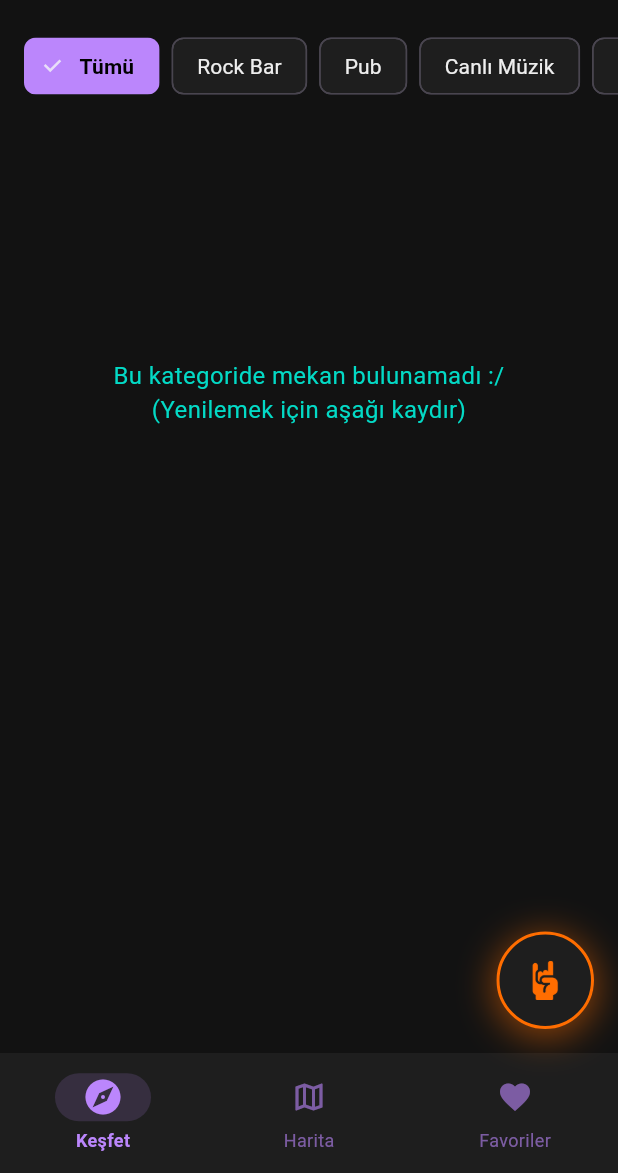
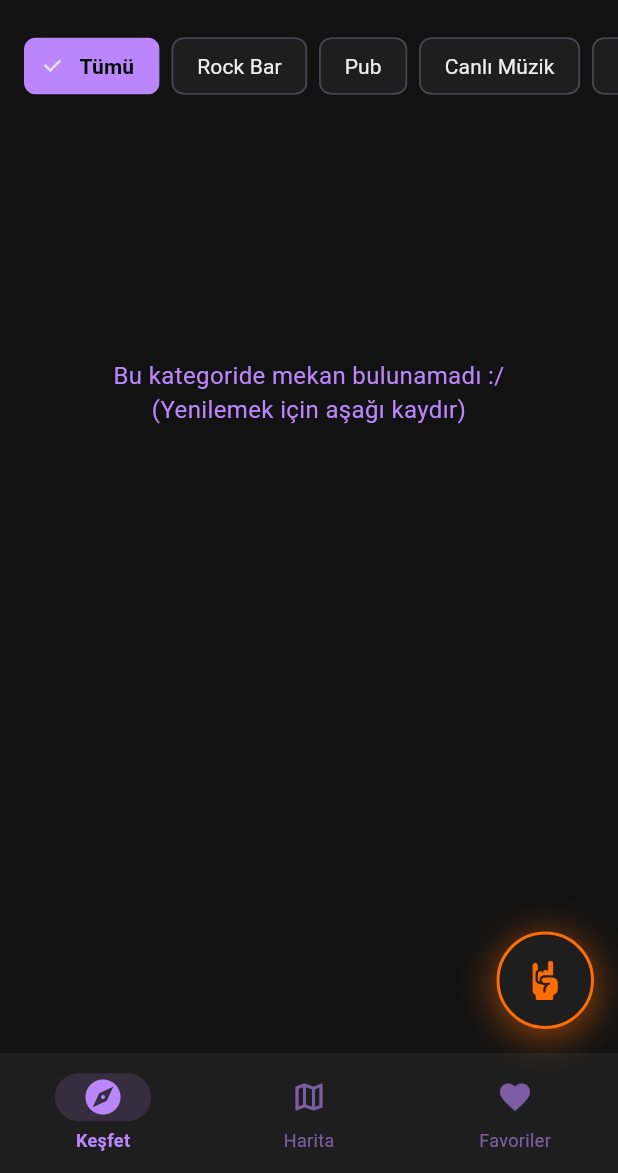
Before and after one commit to HaChaQe/rock_route_app, a Flutter app: the screen it shows after launch, on a phone screen of 412 x 824 dp, the part 63-1236 px from its top. Run offline on Flutter 3.47's test engine with Material 3 defaults, Android fonts, the phone set to English and light mode, and no system bars; our stand-ins replace dio, flutter_dotenv, flutter_riverpod, geocoding, geolocator, google_maps_flutter and 3 more.

Commit message:
feat(ui): implement dynamic theme switching and async safety

```diff
--- a/lib/features/venues/presentation/pages/home_page.dart
+++ b/lib/features/venues/presentation/pages/home_page.dart
@@ -129,31 +129,37 @@ class HomePage extends ConsumerWidget {
     final filteredState = ref.watch(filteredVenuesProvider);
     final selectedCategory = ref.watch(selectedCategoryProvider);
 
+    // 🤘 SİHİRLİ RENK DEĞİŞKENİMİZ BURADA!
+    // isEventView true (Konser) ise Yeşil (secondaryColor), false (Mekan) ise Mor (primaryColor)
+    final activeColor = isEventView ? AppConstants.secondaryColor : AppConstants.primaryColor;
+
     return Scaffold(
       backgroundColor: AppConstants.backgroundColor,
       appBar: AppBar(
         title: Text(
           isEventView ? "Yaklaşan Konserler" : AppConstants.appName,
-          style: const TextStyle(fontWeight: FontWeight.bold, color: AppConstants.primaryColor),
+          // 🤘 Başlık rengi dinamik oldu
+          style: TextStyle(fontWeight: FontWeight.bold, color: activeColor),
         ),
         backgroundColor: Colors.transparent,
         elevation: 0,
         centerTitle: false,
         actions: [
           IconButton(
-            icon: const Icon(Icons.explore, color: AppConstants.primaryColor, size: 28),
+            // 🤘 Arama ikonu rengi dinamik oldu
+            icon: Icon(Icons.explore, color: activeColor, size: 28),
             onPressed: () => _showCitySearchDialog(context, ref),
             tooltip: "Şehir Ara",
           ),
-          // 2. GİT-GEL BUTONUMUZ
+          // GİT-GEL BUTONUMUZ
           IconButton(
             icon: Icon(
               isEventView ? Icons.storefront_outlined : Icons.local_play_rounded,
-              color: AppConstants.primaryColor,
+              // 🤘 Buton ikon rengi dinamik oldu
+              color: activeColor,
               size: 28,
             ),
             onPressed: () {
-              // Butona basınca şalterin yönünü değiştiriyoruz
               ref.read(isEventViewProvider.notifier).state = !isEventView;
             },
             tooltip: isEventView ? "Mekanlara Dön" : "Konserleri Gör",
@@ -162,11 +168,10 @@ class HomePage extends ConsumerWidget {
         ],
       ),
 
-      // 3. DİNAMİK GÖVDE: Şalter true ise Konserler, false ise Senin Mekanlar Listen
+      // DİNAMİK GÖVDE: Şalter true ise Konserler, false ise Mekanlar Listen
       body: isEventView
-          ? const EventsListView() // Ticketmaster Listesi
+          ? const EventsListView() // Ticketmaster Listesi (Bunun içindeki loading zaten yeşil yapmıştık)
           : Column(
-              // Senin Google Places Mekanlar Listen ve Kategori Çiplerin
               children: [
                 SizedBox(
                   height: 60,
@@ -189,7 +194,8 @@ class HomePage extends ConsumerWidget {
                             ),
                           ),
                           selected: isSelected,
-                          selectedColor: AppConstants.primaryColor,
+                          // 🤘 Çiplerin seçili rengi de dinamik oldu
+                          selectedColor: activeColor,
                           backgroundColor: AppConstants.surfaceColor,
                           onSelected: (bool selected) {
                             ref.read(selectedCategoryProvider.notifier).state = category;
@@ -202,23 +208,24 @@ class HomePage extends ConsumerWidget {
                 Expanded(
                   child: filteredState.when(
                     data: (venues) {
-                      // BOŞ DURUM (Mekan Bulunamadıysa)
                       if (venues.isEmpty) {
                         return RefreshIndicator(
-                          color: AppConstants.primaryColor,
+                          // 🤘 Aşağı kaydırma loading rengi dinamik
+                          color: activeColor,
                           backgroundColor: AppConstants.surfaceColor,
                           onRefresh: () async {
-                            ref.invalidate(venueProvider); // 🤘 Mekan verilerini yenile
+                            ref.invalidate(venueProvider);
                           },
                           child: ListView(
                             physics: const AlwaysScrollableScrollPhysics(),
                             children: [
                               SizedBox(height: MediaQuery.of(context).size.height * 0.2),
-                              const Center(
+                              Center(
                                 child: Text(
                                   "Bu kategoride mekan bulunamadı :/\n(Yenilemek için aşağı kaydır)",
                                   textAlign: TextAlign.center,
-                                  style: TextStyle(color: AppConstants.secondaryColor, fontSize: 16),
+                                  // 🤘 Boş liste yazısı dinamik
+                                  style: TextStyle(color: activeColor, fontSize: 16),
                                 ),
                               ),
                             ],
@@ -226,12 +233,12 @@ class HomePage extends ConsumerWidget {
                         );
                       }
 
-                      // DOLU DURUM (Mekan Listesi)
                       return RefreshIndicator(
-                        color: AppConstants.primaryColor, // 🤘 Mekanlar için mor loading
+                        // 🤘 Dolu listedeki loading rengi dinamik
+                        color: activeColor,
                         backgroundColor: AppConstants.surfaceColor,
                         onRefresh: () async {
-                          ref.invalidate(venueProvider); // 🤘 Riverpod veriyi tekrar fetch eder
+                          ref.invalidate(venueProvider);
                         },
                         child: ListView.builder(
                           physics: const AlwaysScrollableScrollPhysics(),
@@ -295,22 +302,28 @@ class HomePage extends ConsumerWidget {
                 final cityName = cityController.text.trim();
                 if (cityName.isNotEmpty) {
                   try {
-                    // Geocoding paketi ile şehir adını koordinata çeviriyoruz
+                    // 1. ASYNC İŞLEM (Bekleme burada oluyor)
                     List<Location> locations = await locationFromAddress(cityName);
                     if (locations.isNotEmpty) {
                       final lat = locations.first.latitude;
                       final lng = locations.first.longitude;
 
-                      // Riverpod hafızasını yeni şehirle güncelliyoruz!
+                      // Riverpod hafızasını yeni şehirle güncelliyoruz
                       ref.read(selectedCityProvider.notifier).state = CityLocation(lat, lng, cityName);
                     }
                   } catch (e) {
-                    ScaffoldMessenger.of(context).showSnackBar(
-                      const SnackBar(content: Text('Şehir bulunamadı, lütfen tekrar deneyin.')),
-                    );
+                    // 🤘 2. SİHİRLİ KORUMA: Await bittikten sonra adam hala sayfadaysa SnackBar göster
+                    if (context.mounted) {
+                      ScaffoldMessenger.of(context).showSnackBar(
+                        const SnackBar(content: Text('Şehir bulunamadı, lütfen tekrar deneyin.')),
+                      );
+                    }
                   }
                 }
-                if (context.mounted) Navigator.pop(context); // Kutuyu kapat
+                // 3. KORUMA 2: Sayfa hala açıksa Dialog'u kapat
+                if (context.mounted) {
+                  Navigator.pop(context);
+                }
               },
               child: const Text("Ara"),
             ),
```
